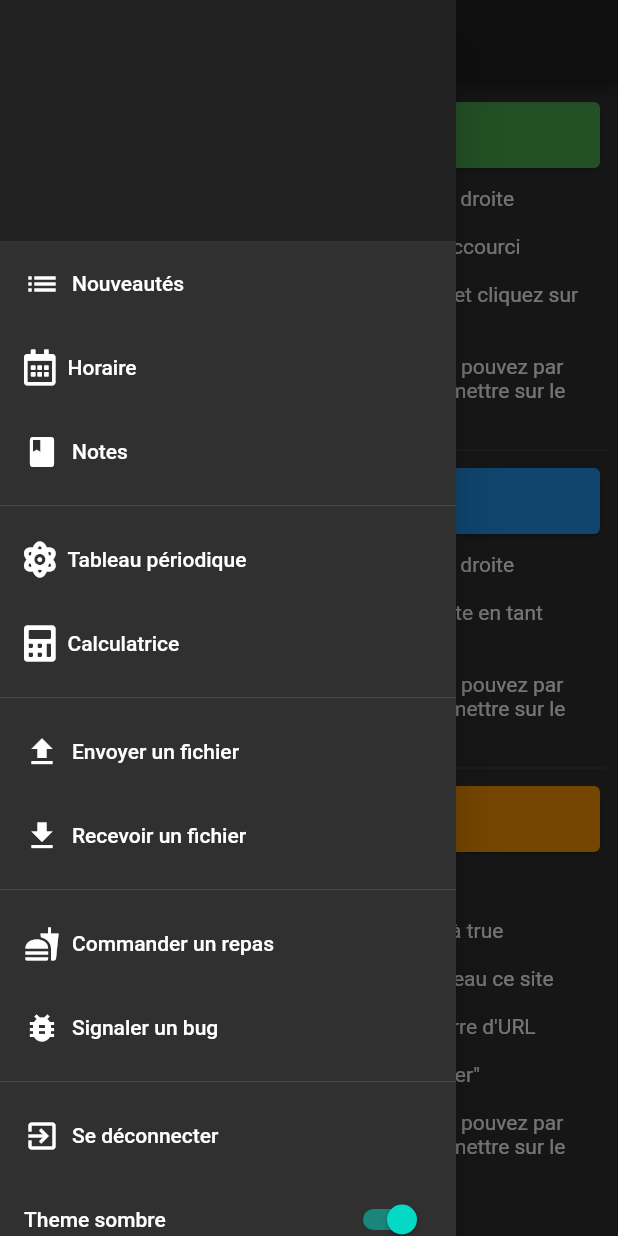
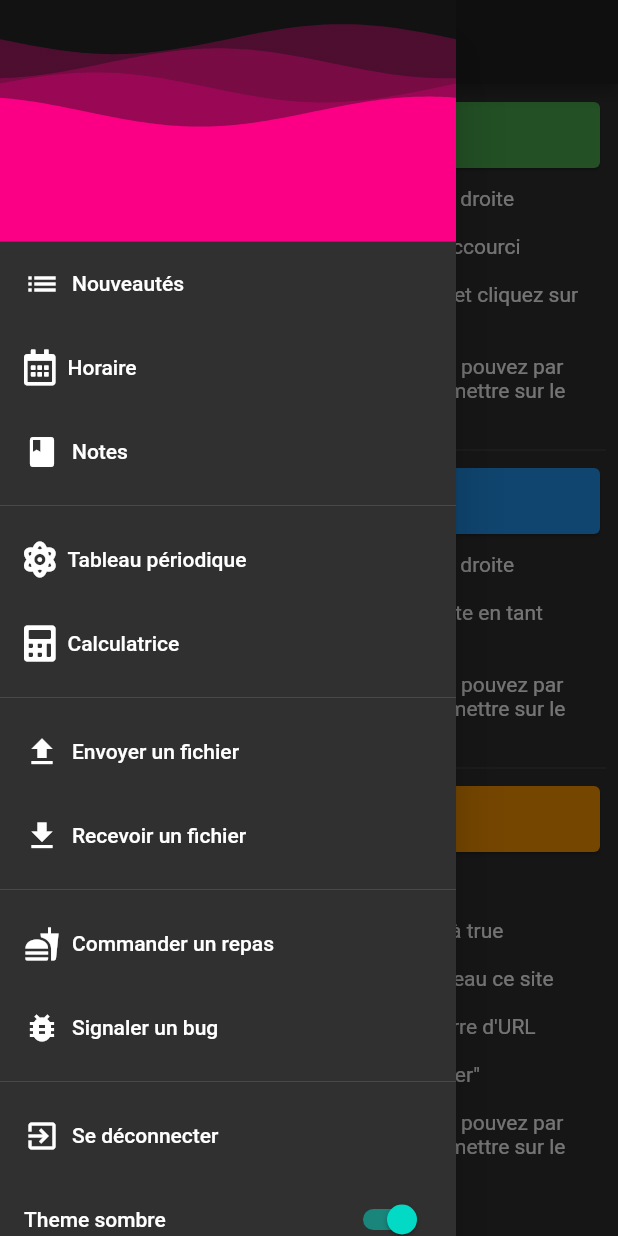
Before and after one commit to Wylarel/WahaApplication, a Flutter app: the DownloadAppDesktopPage screen opened by its route, after a tap on the "menu" icon, after a tap on "Theme sombre", on a phone screen of 412 x 824 dp. Run offline on Flutter 3.47's test engine with Material 2 defaults, Android fonts, the phone set to English and light mode, and no system bars; drawn by our look-alikes of wave; our stand-ins replace adaptive_theme, awesome_dialog, cloud_firestore, confetti, dotted_border, file_picker and 9 more; missing offline and left inert: clipboard, clippy, dart:html, firebase, flutter_dropzone, flutter_simple_calculator; accounts and stored records are empty.

Commit message:
Add wave to drawer

```diff
--- a/lib/main.dart
+++ b/lib/main.dart
@@ -62,6 +62,7 @@ class MyApp extends StatelessWidget {
         colorScheme: ColorScheme.light(),
         primaryColor: getPink(),
         accentColor: Colors.black87,
+        backgroundColor: Colors.white,
       ),
       dark: ThemeData(
         brightness: Brightness.dark,
--- a/lib/widget/drawer.dart
+++ b/lib/widget/drawer.dart
@@ -15,6 +15,8 @@ import 'package:waha/static/CurrentUserInfo.dart';
 import 'package:flutter/foundation.dart' show kIsWeb;
 import 'package:page_transition/page_transition.dart';
 import 'package:adaptive_theme/adaptive_theme.dart';
+import 'package:wave/config.dart';
+import 'package:wave/wave.dart';
 
 
 class AppDrawer extends StatefulWidget {
@@ -98,7 +100,7 @@ class _AppDrawerState extends State<AppDrawer> {
             title: Text("Theme sombre"),
             onChanged: (value) {
               setState(() {darkTheme = value;});
-              AdaptiveTheme.of(context).toggleThemeMode();
+              AdaptiveTheme.of(context).setThemeMode(darkTheme ? AdaptiveThemeMode.dark : AdaptiveThemeMode.light);
               },
             value: darkTheme,
             activeColor: Theme.of(context).accentColor,
@@ -112,8 +114,29 @@ class _AppDrawerState extends State<AppDrawer> {
     return DrawerHeader(
         margin: EdgeInsets.zero,
         padding: EdgeInsets.zero,
-        decoration: BoxDecoration( color: Theme.of(context).primaryColor),
+        decoration: BoxDecoration( color: Theme.of(context).backgroundColor),
         child: Stack(children: <Widget>[
+          WaveWidget(
+            config: CustomConfig(
+              gradients: [
+                [Color(0x40FB0085), Color(0x40FB0085)],
+                [Color(0x40FB0085), Color(0x40FB0085)],
+                [Color(0x40FB0085), Color(0x40FB0085)],
+                [Color(0xFFFB0085), Color(0xFFFB0085)]
+              ],
+              durations: [35000, 19440, 10800, 6000],
+              heightPercentages: [0.1, 0.2, 0.3, 0.4],
+              blur: MaskFilter.blur(BlurStyle.solid, 1),
+              gradientBegin: Alignment.bottomLeft,
+              gradientEnd: Alignment.topRight,
+            ),
+            waveAmplitude: 0,
+            backgroundColor: Colors.transparent,
+            size: Size(
+              double.infinity,
+              double.infinity,
+            ),
+          ),
           Positioned(
               bottom: 12.0,
               left: 16.0,
--- a/pubspec.yaml
+++ b/pubspec.yaml
@@ -30,6 +30,7 @@ dependencies:
   awesome_dialog: ^1.1.3
   page_transition: ^1.1.6
   confetti: ^0.5.4+1
+  wave: ^0.0.8
 
   shared_preferences: ^0.5.3+4
   adaptive_theme: ^1.0.0
```
Also changed, not shown: pubspec.lock.
